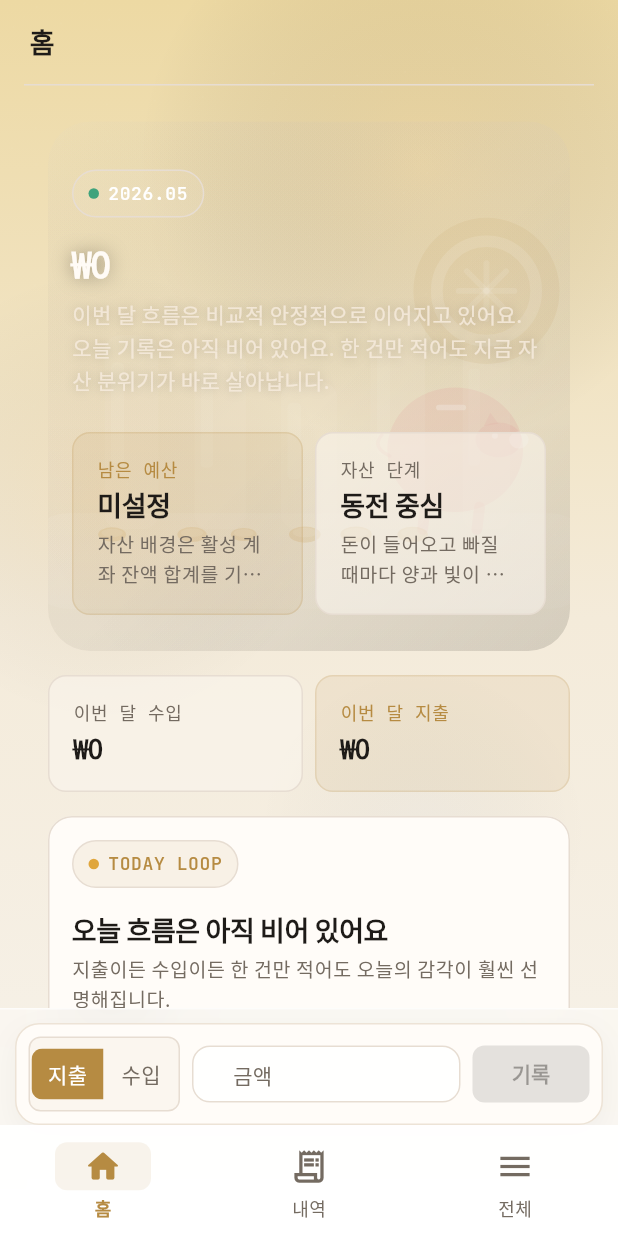
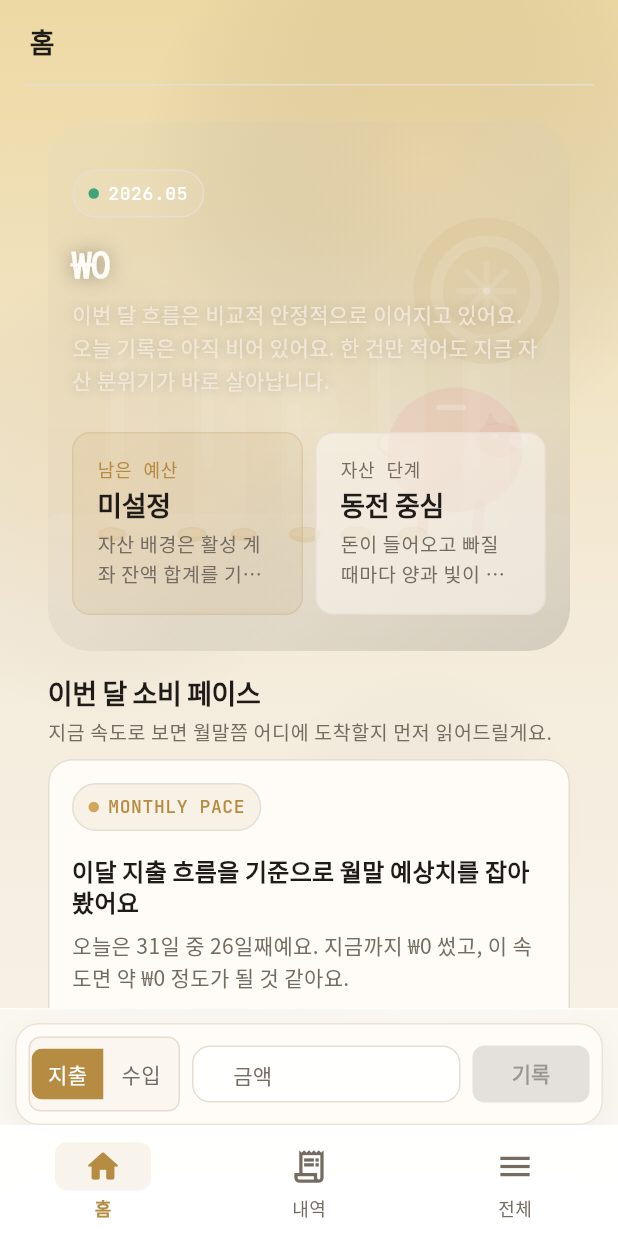
Before and after one commit to skypsj032-code/smart-wallet-app, a Flutter app: the screen it shows after launch, on a phone screen of 412 x 824 dp. Run offline on Flutter 3.47's test engine with Material 3 defaults, Android fonts, the light colour scheme and no system bars; our stand-ins replace camera, drift, file_picker, fl_chart, flutter_riverpod, go_router and 2 more; missing offline and left inert: google_mlkit_text_recognition; accounts and stored records are empty; generated files the repository leaves out were written again.

Commit message:
feat: add monthly spend pace reward card

```diff
--- a/lib/features/dashboard/application/dashboard_summary_provider.dart
+++ b/lib/features/dashboard/application/dashboard_summary_provider.dart
@@ -7,6 +7,29 @@ import '../../../core/database/app_database.dart';
 import '../../../core/database/providers/database_providers.dart';
 import 'recurring_spend_detector.dart';
 import 'recurring_spend_override_store.dart';
+
+enum MonthlySpendPaceStatus {
+  steady,
+  watch,
+  overspending,
+  noBudget,
+}
+
+class MonthlySpendPace {
+  const MonthlySpendPace({
+    required this.status,
+    required this.elapsedDays,
+    required this.daysInMonth,
+    required this.projectedMonthExpense,
+    required this.projectedBudgetUsageRate,
+  });
+
+  final MonthlySpendPaceStatus status;
+  final int elapsedDays;
+  final int daysInMonth;
+  final int projectedMonthExpense;
+  final double? projectedBudgetUsageRate;
+}
 
 class DashboardSummary {
   const DashboardSummary({
@@ -20,6 +43,7 @@ class DashboardSummary {
     required this.recentTransactions,
     required this.repeatSuggestions,
     required this.recurringSpendInsight,
+    required this.spendPace,
     required this.excludedRecurringSpendGroups,
   });
 
@@ -33,6 +57,7 @@ class DashboardSummary {
   final List<Transaction> recentTransactions;
   final List<Transaction> repeatSuggestions;
   final RecurringSpendInsight recurringSpendInsight;
+  final MonthlySpendPace spendPace;
   final List<RecurringSpendGroup> excludedRecurringSpendGroups;
 
   double get budgetUsageRate {
@@ -122,6 +147,11 @@ DashboardSummary buildDashboardSummary({
       .fold<int>(0, (sum, tx) => sum + tx.amount);
   final totalBudget =
       budgets.fold<int>(0, (sum, budget) => sum + budget.amountLimit);
+  final spendPace = _buildMonthlySpendPace(
+    monthExpense: expense,
+    totalBudget: totalBudget,
+    now: now,
+  );
   final repeatSuggestions = <Transaction>[];
   final seenKeys = <String>{};
   final rawRecurringSpendInsight = detectRecurringSpendInsight(
@@ -167,7 +197,46 @@ DashboardSummary buildDashboardSummary({
     recentTransactions: recentTransactions.take(5).toList(),
     repeatSuggestions: repeatSuggestions,
     recurringSpendInsight: recurringSpendInsight,
+    spendPace: spendPace,
     excludedRecurringSpendGroups: excludedRecurringSpendGroups,
+  );
+}
+
+MonthlySpendPace _buildMonthlySpendPace({
+  required int monthExpense,
+  required int totalBudget,
+  required DateTime now,
+}) {
+  final nextMonth = DateTime(now.year, now.month + 1, 1);
+  final daysInMonth = nextMonth.subtract(const Duration(days: 1)).day;
+  final elapsedDays = now.day.clamp(1, daysInMonth);
+  final monthProgress = elapsedDays / daysInMonth;
+  final projectedMonthExpense =
+      monthProgress <= 0 ? monthExpense : (monthExpense / monthProgress).round();
+
+  if (totalBudget <= 0) {
+    return MonthlySpendPace(
+      status: MonthlySpendPaceStatus.noBudget,
+      elapsedDays: elapsedDays,
+      daysInMonth: daysInMonth,
+      projectedMonthExpense: projectedMonthExpense,
+      projectedBudgetUsageRate: null,
+    );
+  }
+
+  final projectedBudgetUsageRate = projectedMonthExpense / totalBudget;
+  final status = projectedBudgetUsageRate >= 1.05
+      ? MonthlySpendPaceStatus.overspending
+      : projectedBudgetUsageRate >= 0.9
+          ? MonthlySpendPaceStatus.watch
+          : MonthlySpendPaceStatus.steady;
+
+  return MonthlySpendPace(
+    status: status,
+    elapsedDays: elapsedDays,
+    daysInMonth: daysInMonth,
+    projectedMonthExpense: projectedMonthExpense,
+    projectedBudgetUsageRate: projectedBudgetUsageRate,
   );
 }
 
--- a/lib/features/dashboard/presentation/dashboard_screen.dart
+++ b/lib/features/dashboard/presentation/dashboard_screen.dart
@@ -61,6 +61,13 @@ class DashboardScreen extends ConsumerWidget {
                 _RecurringRecoveryEntryCard(summary: summary),
                 const SizedBox(height: AppSpacing.md),
               ],
+              const AppSectionIntro(
+                title: '이번 달 소비 페이스',
+                subtitle: '지금 속도로 보면 월말쯤 어디에 도착할지 먼저 읽어드릴게요.',
+              ),
+              const SizedBox(height: AppSpacing.sm),
+              _MonthlySpendPaceCard(summary: summary),
+              const SizedBox(height: AppSpacing.md),
               Row(
                 children: [
                   Expanded(
@@ -1629,6 +1636,114 @@ class _RepeatSuggestionTile extends StatelessWidget {
   }
 }
 
+class _MonthlySpendPaceCard extends StatelessWidget {
+  const _MonthlySpendPaceCard({required this.summary});
+
+  final DashboardSummary summary;
+
+  @override
+  Widget build(BuildContext context) {
+    final theme = Theme.of(context);
+    final pace = summary.spendPace;
+    final accent = switch (pace.status) {
+      MonthlySpendPaceStatus.steady => AppColors.income,
+      MonthlySpendPaceStatus.watch => AppColors.warning,
+      MonthlySpendPaceStatus.overspending => AppColors.expense,
+      MonthlySpendPaceStatus.noBudget => AppColors.primary,
+    };
+
+    final badgeLabel = pace.projectedBudgetUsageRate == null
+        ? '월말 예상 지출'
+        : '예산 대비 ${(pace.projectedBudgetUsageRate! * 100).round()}% 예상';
+
+    return Card(
+      key: const Key('monthly-spend-pace-card'),
+      child: Padding(
+        padding: const EdgeInsets.all(AppSpacing.md),
+        child: Column(
+          crossAxisAlignment: CrossAxisAlignment.start,
+          children: [
+            AppStatusChip(
+              label: 'MONTHLY PACE',
+              dotColor: accent,
+            ),
+            const SizedBox(height: AppSpacing.md),
+            Text(
+              _paceHeadline(pace),
+              style: theme.textTheme.titleMedium?.copyWith(
+                fontWeight: FontWeight.w700,
+              ),
+            ),
+            const SizedBox(height: AppSpacing.sm),
+            Text(
+              '오늘은 ${pace.daysInMonth}일 중 ${pace.elapsedDays}일째예요. 지금까지 ${formatCurrency(summary.monthExpense)} 썼고, 이 속도면 약 ${formatCurrency(pace.projectedMonthExpense)} 정도가 될 것 같아요.',
+              style: theme.textTheme.bodyMedium?.copyWith(
+                color: theme.colorScheme.onSurfaceVariant,
+                height: 1.5,
+              ),
+            ),
+            const SizedBox(height: AppSpacing.md),
+            Wrap(
+              spacing: AppSpacing.sm,
+              runSpacing: AppSpacing.sm,
+              children: [
+                _PaceMetaChip(
+                  label: badgeLabel,
+                  accent: accent,
+                ),
+                _PaceMetaChip(
+                  label: '지금까지 ${formatCurrency(summary.monthExpense)}',
+                  accent: theme.colorScheme.primary,
+                ),
+              ],
+            ),
+          ],
+        ),
+      ),
+    );
+  }
+
+  String _paceHeadline(MonthlySpendPace pace) {
+    return switch (pace.status) {
+      MonthlySpendPaceStatus.steady => '지금 속도면 이번 달도 무리 없이 가고 있어요',
+      MonthlySpendPaceStatus.watch => '지출 속도가 조금 빠른 편이에요',
+      MonthlySpendPaceStatus.overspending => '이 속도면 이번 달 예산을 넘길 수 있어요',
+      MonthlySpendPaceStatus.noBudget => '이달 지출 흐름을 기준으로 월말 예상치를 잡아봤어요',
+    };
+  }
+}
+
+class _PaceMetaChip extends StatelessWidget {
+  const _PaceMetaChip({
+    required this.label,
+    required this.accent,
+  });
+
+  final String label;
+  final Color accent;
+
+  @override
+  Widget build(BuildContext context) {
+    return Container(
+      padding: const EdgeInsets.symmetric(
+        horizontal: AppSpacing.sm,
+        vertical: AppSpacing.xs,
+      ),
+      decoration: BoxDecoration(
+        color: accent.withValues(alpha: 0.1),
+        borderRadius: BorderRadius.circular(999),
+      ),
+      child: Text(
+        label,
+        style: Theme.of(context).textTheme.labelMedium?.copyWith(
+              color: accent,
+              fontWeight: FontWeight.w700,
+            ),
+      ),
+    );
+  }
+}
+
 class _BudgetStatusCard extends StatelessWidget {
   const _BudgetStatusCard({required this.summary});
 
```
Also changed, not shown: 5 other files.
